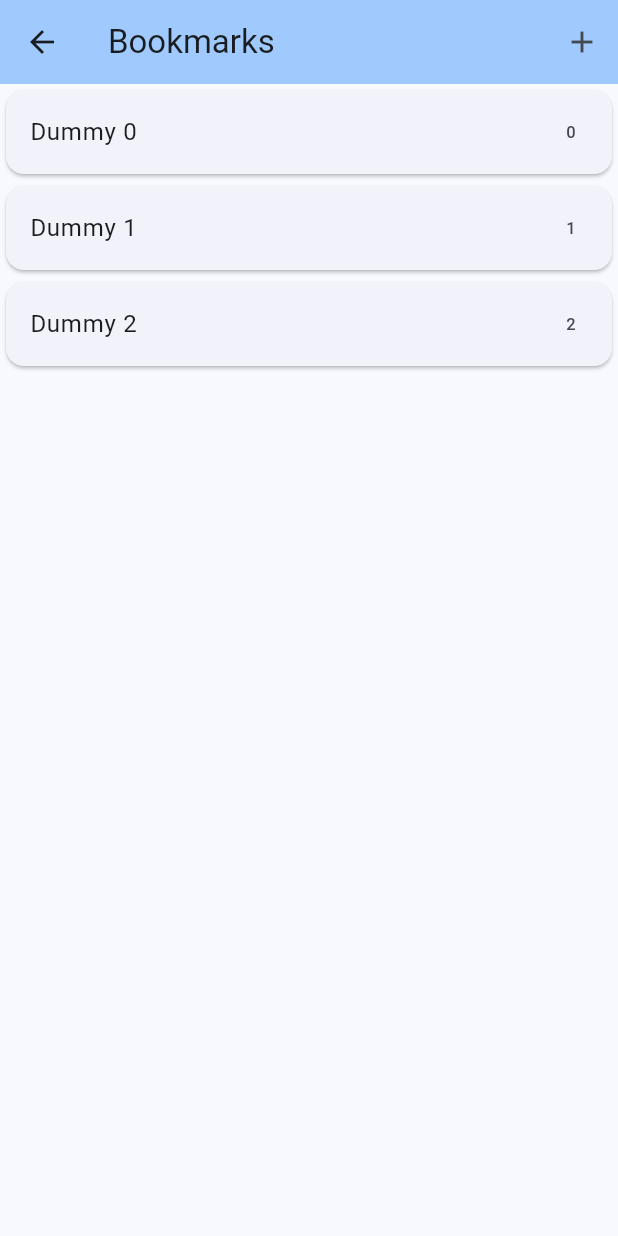
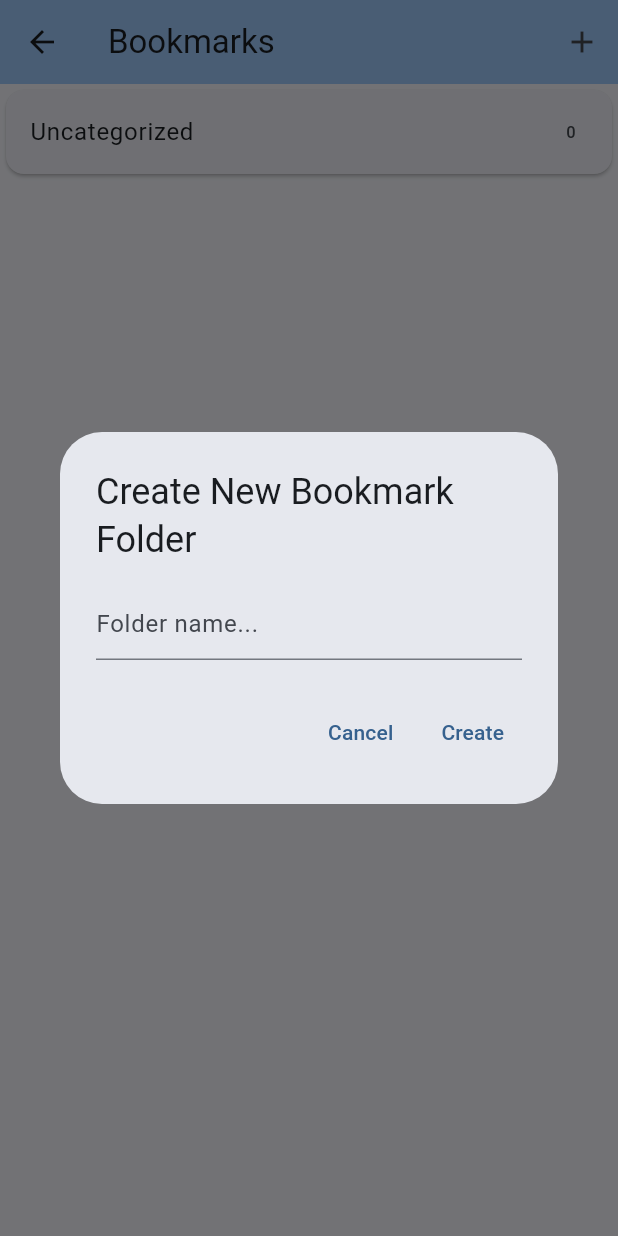
Before and after one commit to Waqar144/hisnehaseen, a Flutter app: the BookmarksPage screen opened by its route, after a tap on the "add" icon, on a phone screen of 412 x 824 dp. Run offline on Flutter 3.47's test engine with Material 3 defaults, Android fonts, the phone set to English and light mode, and no system bars; our stand-ins replace share_plus.

Commit message:
Create bookmark folders

```diff
--- /dev/null
+++ b/lib/bookmark_manager.dart
@@ -0,0 +1,93 @@
+import 'dart:io';
+import 'package:path_provider/path_provider.dart';
+
+/// Represents a bookmark folder
+class BookmarkFolder {
+  /// the actual name of the file that it represents
+  final String folderName;
+
+  /// The display name of this folder
+  final String displayName;
+
+  BookmarkFolder({required this.folderName, required this.displayName});
+}
+
+class BookmarkManager {
+  BookmarkManager._private();
+  static final BookmarkManager _instance = BookmarkManager._private();
+
+  /// Gets the singleton instance of BookmarkManager
+  static BookmarkManager get instance => _instance;
+
+  bool _initialized = false;
+  List<BookmarkFolder>? folders;
+
+  /// Initializes the manager
+  void init() async {
+    if (_initialized) return;
+    _initialized = true;
+
+    try {
+      // Ensure bookmarks folder exists
+      Directory d = Directory(await _bookmarksDir());
+      d.createSync();
+      // Create _uncategorized folder
+      createNewFolder("_uncategorized");
+    } catch (_) {}
+  }
+
+  /// Creates a new bookmark folder
+  /// A bookmark folder is just a json file underneath
+  void createNewFolder(String name) async {
+    // A bookmark folder is basically just a json file
+    String displayName = name;
+    name = "BK_$name.json";
+    // docs/hisnhaseen/
+    String bookmarkDir = await _bookmarksDir();
+    String newFolder = "$bookmarkDir${Platform.pathSeparator}$name";
+    final f = File(newFolder);
+    if (f.existsSync()) {
+      return;
+    }
+
+    f.createSync();
+
+    assert(folders != null); // we must have folders initialized by now
+    folders?.add(BookmarkFolder(displayName: displayName, folderName: name));
+  }
+
+  /// The directory in which all bookmarks live
+  Future<String> _bookmarksDir() async {
+    final appDir = await getApplicationDocumentsDirectory();
+    return "${appDir.path}${Platform.pathSeparator}hisnhaseen";
+  }
+
+  /// Gets the list of bookmark folders
+  /// We only fetch the folders from disk once i.e., the
+  /// the first time this method is called
+  Future<List<BookmarkFolder>> getBookmarkFolders() async {
+    if (folders != null) {
+      return folders!;
+    }
+
+    final bookmarksDir = Directory(await _bookmarksDir());
+    final entries = bookmarksDir.listSync();
+    folders = [];
+    for (final e in entries) {
+      if (e is File) {
+        final name = e.uri.pathSegments.last;
+        final extIdx = name.lastIndexOf(".json");
+        if (name.startsWith("BK_") && extIdx != -1) {
+          String displayName = name.substring(3, extIdx);
+          displayName =
+              displayName == "_uncategorized" ? "Uncategorized" : displayName;
+          folders!.add(BookmarkFolder(
+            folderName: name,
+            displayName: displayName,
+          ));
+        }
+      }
+    }
+    return folders!;
+  }
+}
--- a/lib/bookmarks_page.dart
+++ b/lib/bookmarks_page.dart
@@ -1,4 +1,5 @@
 import 'package:flutter/material.dart';
+import 'bookmark_manager.dart';
 
 class BookmarksPage extends StatefulWidget {
   const BookmarksPage({super.key});
@@ -8,8 +9,62 @@ class BookmarksPage extends StatefulWidget {
 }
 
 class _BookmarksPageState extends State<BookmarksPage> {
+  void _createNewBookmarFolder() async {
+    final String? folder = await showDialog<String>(
+      context: context,
+      builder: (context) {
+        final controller = TextEditingController();
+        return AlertDialog(
+          title: const Text("Create New Bookmark Folder"),
+          content: TextField(
+            decoration: const InputDecoration(hintText: "Folder name..."),
+            controller: controller,
+          ),
+          actions: [
+            TextButton(
+              child: const Text("Cancel"),
+              onPressed: () {
+                Navigator.of(context).pop("");
+              },
+            ),
+            TextButton(
+              child: const Text("Create"),
+              onPressed: () {
+                Navigator.of(context).pop(controller.text);
+              },
+            ),
+          ],
+        );
+      },
+    );
+
+    if (!context.mounted || folder == null) return;
+
+    if (folder.isEmpty) {
+      final m = ScaffoldMessenger.of(context);
+      m.clearSnackBars();
+      m.showSnackBar(const SnackBar(
+        content: Text("No folder name provided"),
+      ));
+    }
+
+    try {
+      setState(() {
+        BookmarkManager.instance.createNewFolder(folder);
+      });
+    } catch (e) {
+      final m = ScaffoldMessenger.of(context);
+      m.clearSnackBars();
+      m.showSnackBar(SnackBar(
+        backgroundColor: Colors.red,
+        content: Text("Error: $e"),
+      ));
+    }
+  }
+
   @override
   Widget build(BuildContext context) {
+    final manager = BookmarkManager.instance;
     return Scaffold(
       appBar: AppBar(
         title: const Text("Bookmarks"),
@@ -19,18 +74,28 @@ class _BookmarksPageState extends State<BookmarksPage> {
           IconButton(
             icon: const Icon(Icons.add),
             tooltip: "Add bookmark folder",
-            onPressed: () {},
+            onPressed: _createNewBookmarFolder,
           )
         ],
       ),
-      body: ListView.builder(
-        itemCount: 3,
-        itemBuilder: (ctx, idx) {
-          return Card(
-            child: ListTile(
-              title: Text("Dummy $idx"),
-              trailing: Text("$idx"),
-            ),
+      body: FutureBuilder(
+        future: manager.getBookmarkFolders(),
+        builder: (context, snapshot) {
+          if (!snapshot.hasData) {
+            return const Center(child: Text("Loading..."));
+          }
+          final data = snapshot.data!;
+
+          return ListView.builder(
+            itemCount: data.length,
+            itemBuilder: (ctx, idx) {
+              return Card(
+                child: ListTile(
+                  title: Text(data[idx].displayName),
+                  trailing: Text("$idx"),
+                ),
+              );
+            },
           );
         },
       ),
--- a/lib/home_page.dart
+++ b/lib/home_page.dart
@@ -1,6 +1,7 @@
 import 'package:flutter/material.dart';
 import 'categories.dart';
 import 'route_handler.dart';
+import 'bookmark_manager.dart';
 
 class HomePage extends StatefulWidget {
   const HomePage({super.key, required this.title});
@@ -14,6 +15,13 @@ class HomePage extends StatefulWidget {
 class _HomePageState extends State<HomePage> {
   final _filterText = ValueNotifier("");
   var _isSearching = false;
+
+  @override
+  void initState() {
+    super.initState();
+
+    BookmarkManager.instance.init();
+  }
 
   List<String> _filteredCategories() {
     String filterText = _filterText.value.toLowerCase();
--- a/lib/route_handler.dart
+++ b/lib/route_handler.dart
@@ -25,7 +25,7 @@ MaterialPageRoute onGenerateRoute(RouteSettings? settings) {
       return switch (settings?.name ?? "") {
         Routes.showCategory => handleChapter(settings?.arguments as int),
         Routes.settings => SettingsPage(),
-        Routes.bookmarks => BookmarksPage(),
+        Routes.bookmarks => const BookmarksPage(),
         _ => const HomePage(title: 'Al-Hisn Al-Haseen')
       };
     },
```
